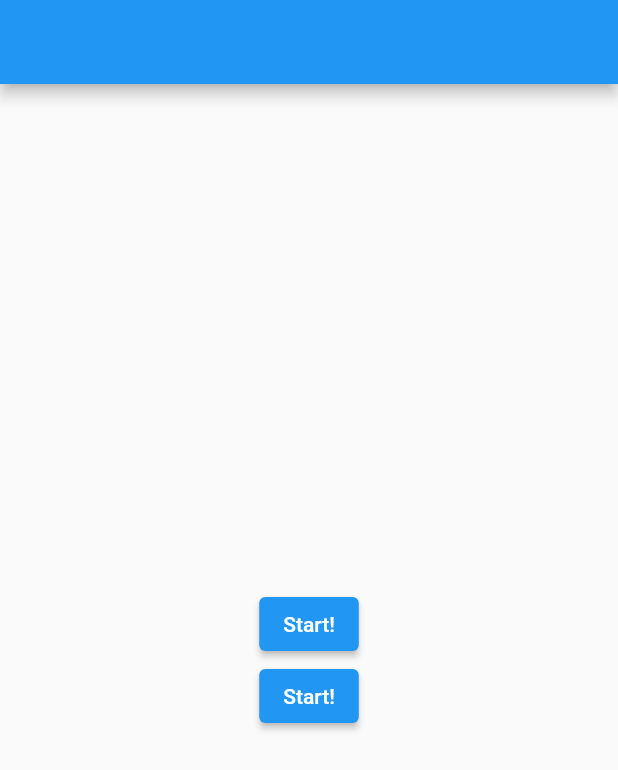
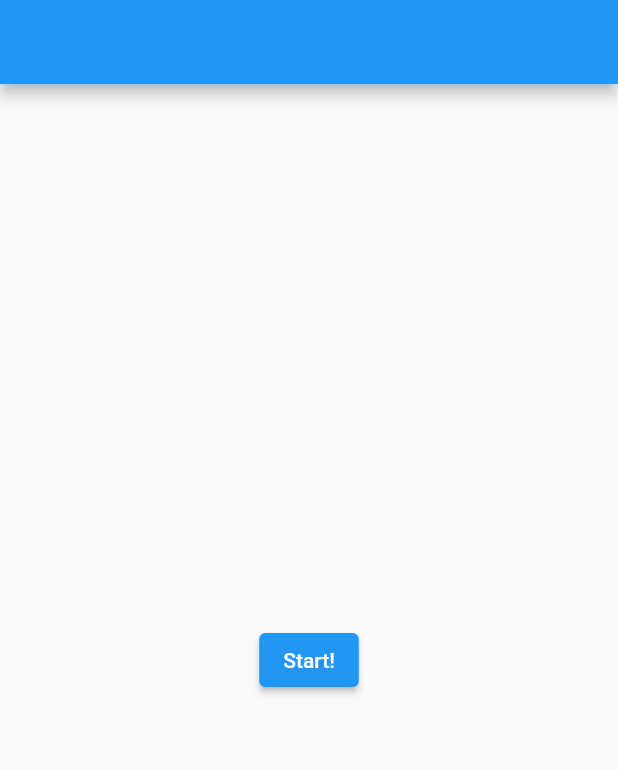
Before and after one commit to jeun-990806/orgr, a Flutter app: the screen it shows after launch, on a phone screen of 412 x 824 dp. Shown: the top 770 px of the screen. Run offline on Flutter 3.47's test engine with Material 2 defaults, Android fonts, the phone set to English and light mode, and no system bars; our stand-ins replace just_audio.

Commit message:
테스트 버튼 삭제

```diff
--- a/lib/screens/quizIntroPage.dart
+++ b/lib/screens/quizIntroPage.dart
@@ -1,6 +1,5 @@
 import 'package:flutter/material.dart';
 import 'quizPage.dart';
-import 'layoutTestPage.dart';
 
 class QuizIntroPage extends StatelessWidget {
   QuizIntroPage() : super();
@@ -19,12 +18,6 @@ class QuizIntroPage extends StatelessWidget {
               },
               child: const Text('Start!'),
             ),
-            ElevatedButton(
-              onPressed: () {
-                Navigator.of(context).push(MaterialPageRoute(builder: (context) => LayoutTestPage()));
-              },
-              child: const Text('Start!'),
-            ),
           ]
         )
       ),
```
